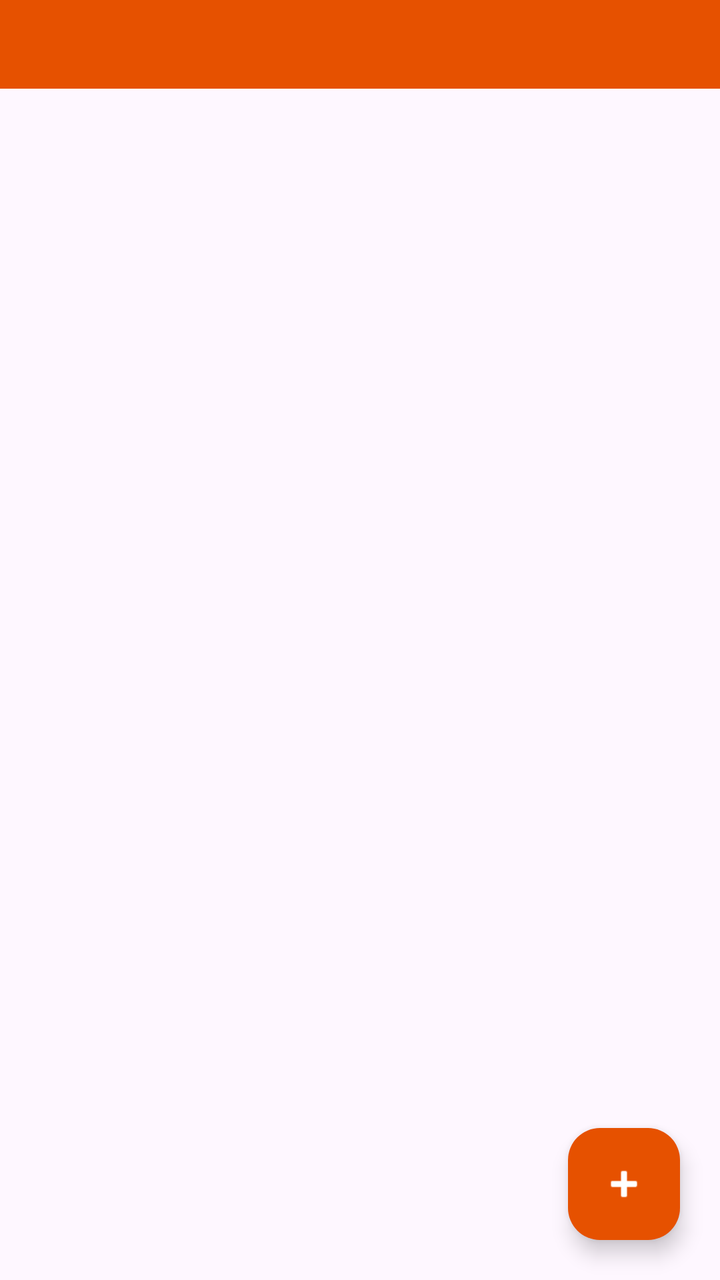
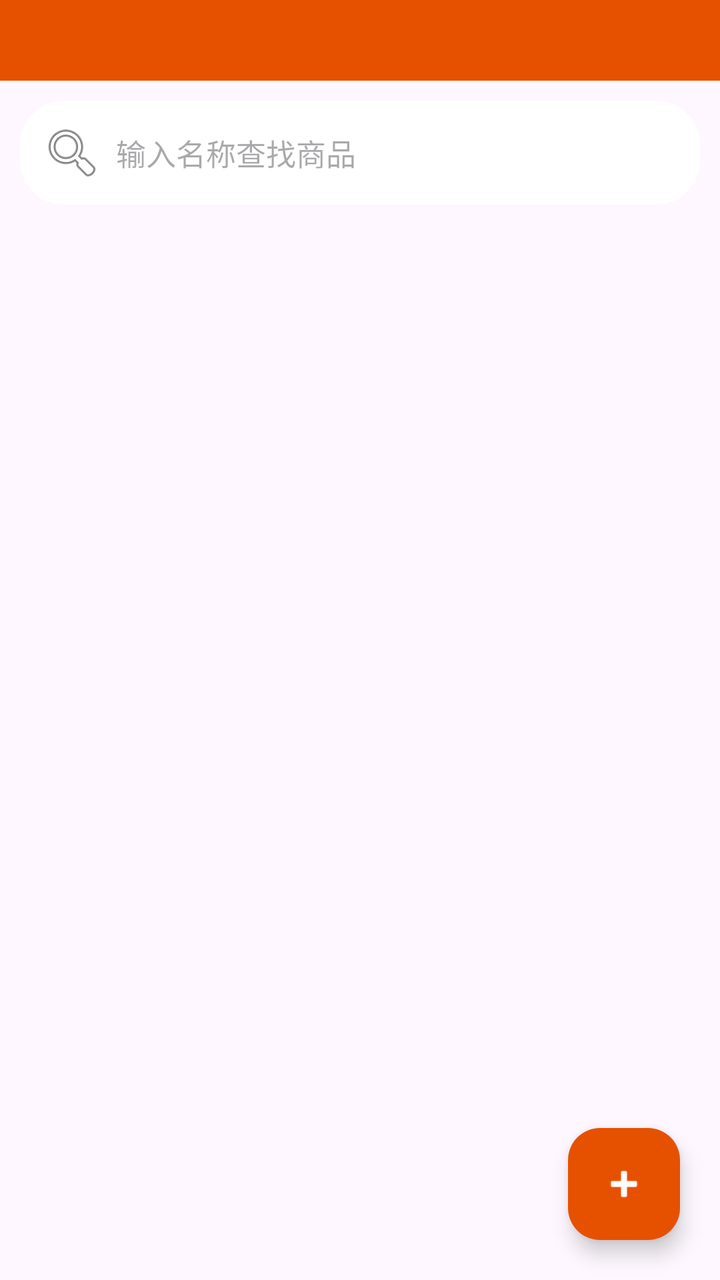

Two renders of the same Android screen: before a commit and after it. Below are the layout's source before the change and the commit's diff.
<!-- AndroidManifest.xml: application theme Theme.Shop -->
<!-- res/layout/activity_main.xml -->
<?xml version="1.0" encoding="utf-8"?>
<LinearLayout xmlns:android="http://schemas.android.com/apk/res/android"
    xmlns:app="http://schemas.android.com/apk/res-auto"
    android:layout_width="match_parent"
    android:layout_height="match_parent"
    android:orientation="vertical">

    <TextView
        android:id="@+id/tvSummary"
        android:layout_width="match_parent"
        android:layout_height="wrap_content"
        android:background="@color/primary"
        android:padding="12dp"
        android:textColor="#FFFFFF"
        android:textSize="15sp" />

    <FrameLayout
        android:layout_width="match_parent"
        android:layout_height="0dp"
        android:layout_weight="1">

        <ListView
            android:id="@+id/listView"
            android:layout_width="match_parent"
            android:layout_height="match_parent"
            android:divider="#DDDDDD"
            android:dividerHeight="1dp" />

        <com.google.android.material.floatingactionbutton.FloatingActionButton
            android:id="@+id/fab"
            android:layout_width="wrap_content"
            android:layout_height="wrap_content"
            android:layout_gravity="bottom|end"
            android:layout_margin="20dp"
            android:contentDescription="添加商品"
            android:src="@android:drawable/ic_input_add"
            app:backgroundTint="@color/primary"
            app:tint="#FFFFFF" />

    </FrameLayout>
</LinearLayout>
<!-- resources referenced by this layout -->
<resources>
  <color name="primary">#E65100</color>
  <style name="Theme.Shop" parent="Theme.Material3.DayNight">
          <item name="colorPrimary">@color/primary</item>
      </style>
</resources>

<!-- the commit's change to res/layout/activity_main.xml (unified diff, before → after) -->
@@ -10,8 +10,26 @@
         android:layout_width="match_parent"
         android:layout_height="wrap_content"
         android:background="@color/primary"
-        android:padding="12dp"
+        android:paddingStart="16dp"
+        android:paddingTop="12dp"
+        android:paddingEnd="16dp"
+        android:paddingBottom="8dp"
         android:textColor="#FFFFFF"
+        android:textSize="15sp"
+        android:textStyle="bold" />
+
+    <EditText
+        android:id="@+id/etSearch"
+        android:layout_width="match_parent"
+        android:layout_height="wrap_content"
+        android:layout_margin="10dp"
+        android:background="@drawable/bg_search"
+        android:drawableStart="@android:drawable/ic_menu_search"
+        android:drawablePadding="6dp"
+        android:hint="输入名称查找商品"
+        android:inputType="text"
+        android:maxLines="1"
+        android:padding="10dp"
         android:textSize="15sp" />
 
     <FrameLayout
@@ -23,7 +41,7 @@
             android:id="@+id/listView"
             android:layout_width="match_parent"
             android:layout_height="match_parent"
-            android:divider="#DDDDDD"
+            android:divider="#EEEEEE"
             android:dividerHeight="1dp" />
 
         <com.google.android.material.floatingactionbutton.FloatingActionButton
<!-- resource entries referenced after the edit -->
@@ -1,6 +1,12 @@
 <!-- resources referenced by this layout -->
 <resources>
   <color name="primary">#E65100</color>
+  <!-- drawable bg_search (drawable) -->
+  <?xml version="1.0" encoding="utf-8"?>
+  <shape xmlns:android="http://schemas.android.com/apk/res/android">
+      <solid android:color="#FFFFFF" />
+      <corners android:radius="22dp" />
+  </shape>
   <style name="Theme.Shop" parent="Theme.Material3.DayNight">
           <item name="colorPrimary">@color/primary</item>
       </style>
